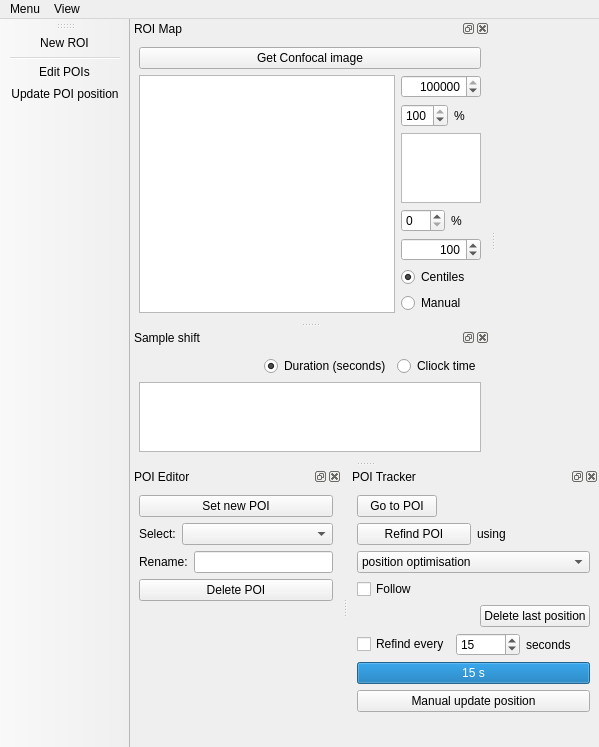
Old version of the form gui/PoiManager/PoiManagerGuiUI.ui in the repository Ulm-IQO/qudi.
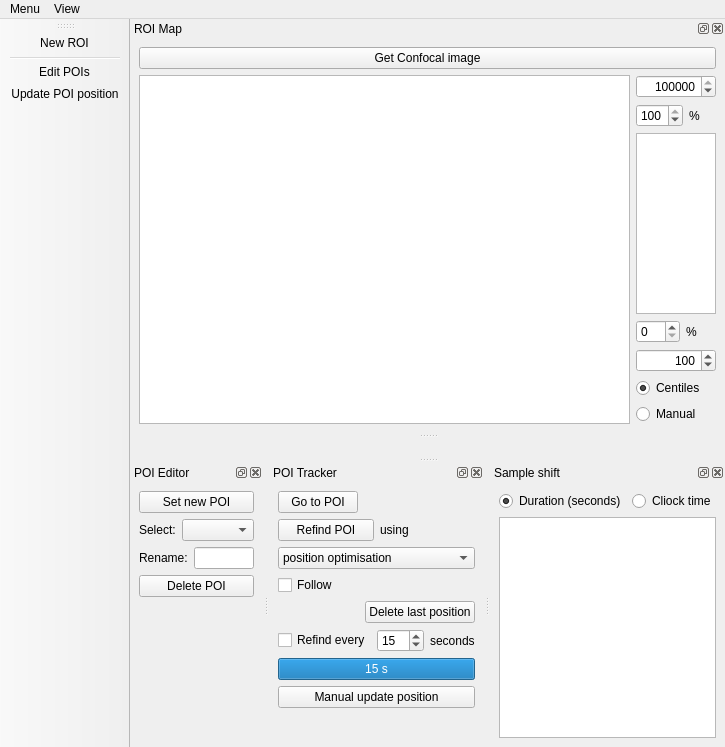
New version of the form. Icons and pictures are not drawn. Custom widgets are drawn as their Qt base class.

Commit message: Small tweaks to dock widget default layout

```diff
--- a/gui/PoiManager/PoiManagerGuiUI.ui
+++ b/gui/PoiManager/PoiManagerGuiUI.ui
@@ -351,7 +351,7 @@
     <string>ROI Map</string>
    </property>
    <attribute name="dockWidgetArea">
-    <number>1</number>
+    <number>4</number>
    </attribute>
    <widget class="QWidget" name="dockWidgetContents">
     <layout class="QVBoxLayout" name="verticalLayout_2">
@@ -573,7 +573,7 @@
     <string>Sample shift</string>
    </property>
    <attribute name="dockWidgetArea">
-    <number>1</number>
+    <number>8</number>
    </attribute>
    <widget class="QWidget" name="dockWidgetContents_6">
     <layout class="QVBoxLayout" name="verticalLayout_4">
```
Left out of the diff: 2 changed lines with no effect on the pictures. The commit also changes 1 other file.
